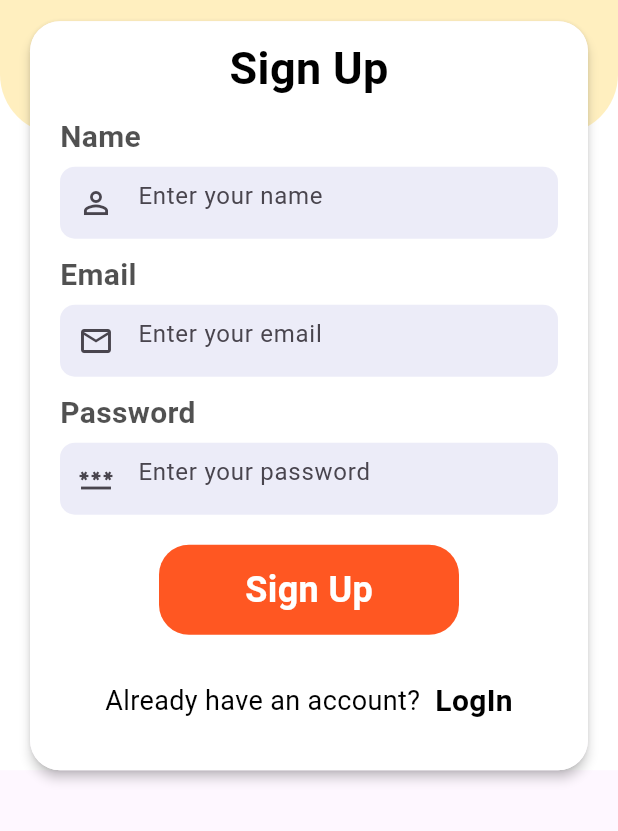
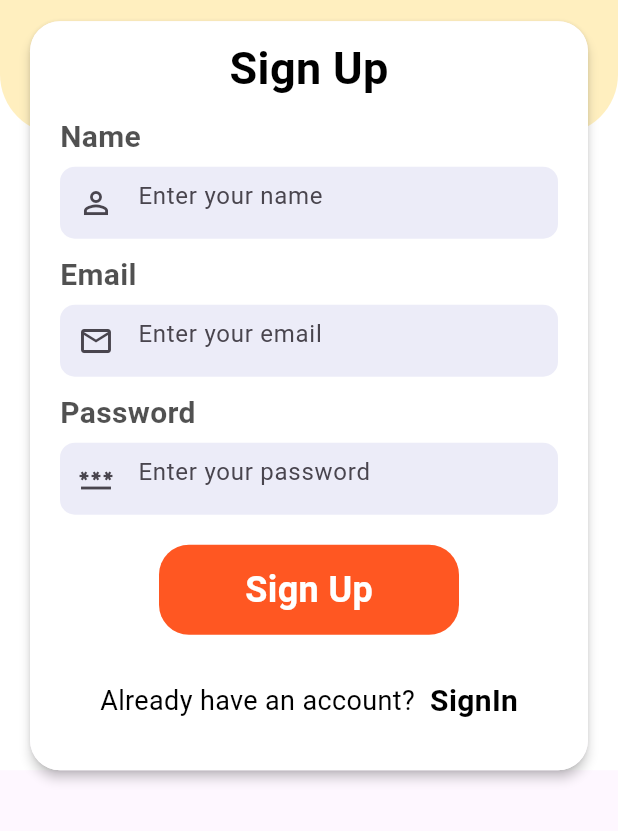
Before and after one commit to hangEX7749/branch_smart, a Flutter app: the SignUp screen opened directly, on a phone screen of 412 x 824 dp, the part 405-1236 px from its top. Run offline on Flutter 3.47's test engine with Material 3 defaults, Android fonts, the phone set to English and light mode, and no system bars; our stand-ins replace cloud_firestore, firebase_auth, firebase_core, random_string, shared_preferences; accounts and stored records are empty; network calls fail.

Commit message:
restructure file

```diff
--- a/lib/main.dart
+++ b/lib/main.dart
@@ -1,5 +1,5 @@
 import 'package:flutter/material.dart';
-import 'package:branch_comm/pages/login.dart';
+import 'package:branch_comm/screen/sign_in/view/signin.dart';
 import 'package:firebase_core/firebase_core.dart';
 //import 'package:flutter_dotenv/flutter_dotenv.dart';
 
@@ -43,7 +43,7 @@ class MyApp extends StatelessWidget {
       ),
       //home: const MyHomePage(title: 'Flutter Demo Home Page'),
 
-      home: Login(),
+      home: SignIn(),
     );
   }
 }
--- a/lib/pages/booking.dart
+++ b/lib/screen/booking_page/view/booking.dart
@@ -26,7 +26,7 @@ class _BookingState extends State<Booking> {
 
     if (id == null || name == null) {
       // User not logged in or prefs not set
-      Navigator.pushReplacementNamed(context, '/login');
+      Navigator.pushReplacementNamed(context, '/sigin');
     } else {
       setState(() {});
     }
--- a/lib/pages/home.dart
+++ b/lib/screen/home_page/view/home.dart
@@ -1,4 +1,4 @@
-import 'package:branch_comm/pages/booking.dart';
+import 'package:branch_comm/screen/booking_page/view/booking.dart';
 import 'package:flutter/material.dart';
 //import 'package:lucide_icons/lucide_icons.dart'; // Optional for icons
 
--- a/lib/pages/login.dart
+++ b/lib/screen/sign_in/view/signin.dart
@@ -1,19 +1,19 @@
 import 'package:flutter/material.dart';
 // import 'package:food_delivery_app/pages/bottom_nav.dart';
-import 'package:branch_comm/pages/home.dart';
-import 'package:branch_comm/pages/signup.dart';
+import 'package:branch_comm/screen/home_page/view/home.dart';
+import 'package:branch_comm/screen/sign_up/view/signup.dart';
 import 'package:firebase_auth/firebase_auth.dart';
 import 'package:branch_comm/services/widget_support.dart';
 
 
-class Login extends StatefulWidget {
-  const Login({super.key});
+class SignIn extends StatefulWidget {
+  const SignIn({super.key});
 
   @override
-  State<Login> createState() => _LoginState();
+  State<SignIn> createState() => _SignInState();
 }
 
-class _LoginState extends State<Login> {
+class _SignInState extends State<SignIn> {
 
   String? email, password;
   TextEditingController emailController = TextEditingController();
@@ -21,7 +21,7 @@ class _LoginState extends State<Login> {
 
   final _formKey = GlobalKey<FormState>();
 
-  userLogin() async {
+  userSignIn() async {
     try {
 
       await FirebaseAuth.instance.signInWithEmailAndPassword(email: email!, password: password!);
@@ -30,7 +30,7 @@ class _LoginState extends State<Login> {
         SnackBar(
           backgroundColor: Colors.green,
           content: Text(
-            "User Login Successfully",
+            "User SignIn Successfully",
             style: TextStyle(
               fontSize: 18,
               fontWeight: FontWeight.bold,
@@ -219,7 +219,7 @@ class _LoginState extends State<Login> {
                             email = emailController.text.trim();
                             password = passwordController.text.trim();
                             if (email != null && password != null) {
-                              userLogin();
+                              userSignIn();
                             } else {
                               ScaffoldMessenger.of(context).showSnackBar(
                                 SnackBar(
--- a/lib/pages/signup.dart
+++ b/lib/screen/sign_up/view/signup.dart
@@ -1,7 +1,7 @@
 import 'package:firebase_auth/firebase_auth.dart';
 import 'package:flutter/material.dart';
 //import 'package:food_delivery_app/pages/bottom_nav.dart';
-import 'package:branch_comm/pages/login.dart';
+import 'package:branch_comm/screen/sign_in/view/signin.dart';
 import 'package:branch_comm/services/database.dart';
 import 'package:branch_comm/services/shared_pref.dart';
 import 'package:branch_comm/services/widget_support.dart';
@@ -291,12 +291,12 @@ class _SignUpState extends State<SignUp> {
                                   Navigator.push(
                                     context,
                                     MaterialPageRoute(
-                                      builder: (context) => Login(),
+                                      builder: (context) => SignIn(),
                                     ),
                                   );
                                 },
                                 child: Text(
-                                  "LogIn",
+                                  "SignIn",
                                   style: AppWidget.boldTextFieldStyle(),
                                 ),
                               )
```
